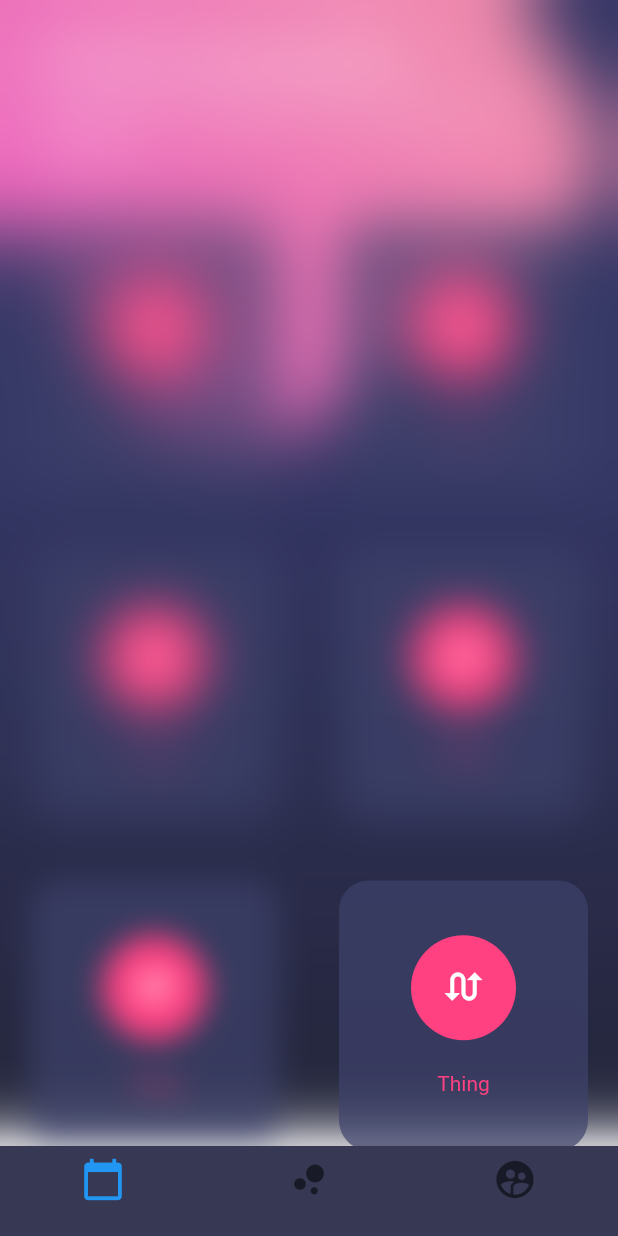
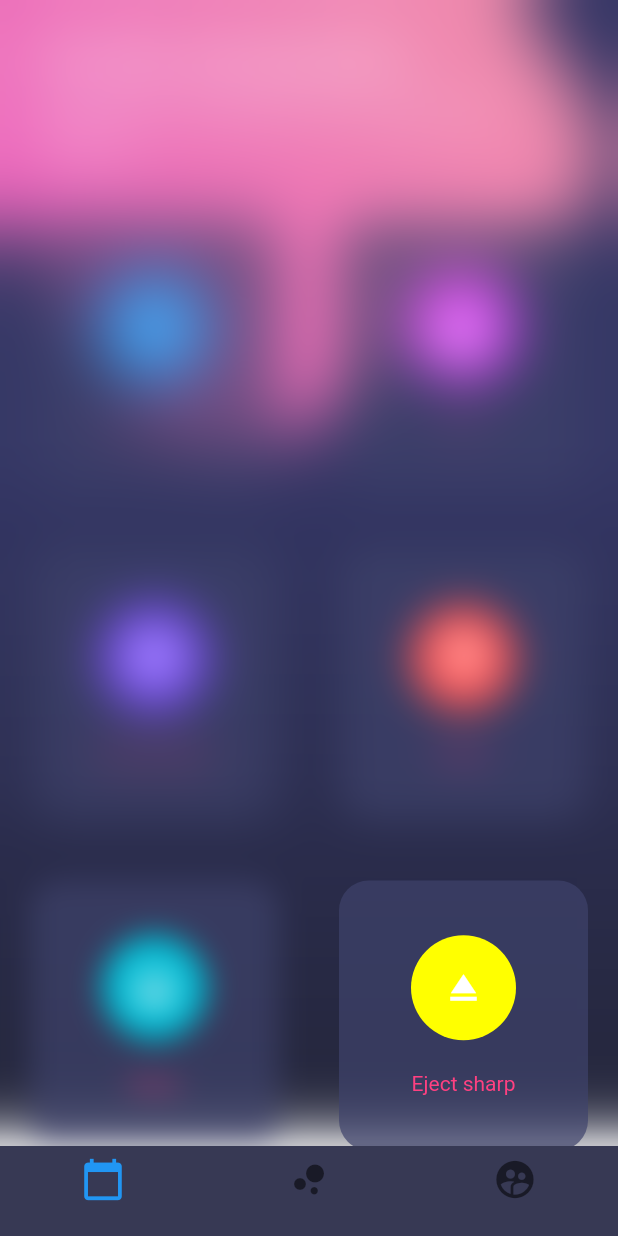
Before and after one commit to jela3105/flutter-basic-designs, a Flutter app: the screen it shows after launch, on a phone screen of 412 x 824 dp. Run offline on Flutter 3.47's test engine with Material 2 defaults, Android fonts, the phone set to English and light mode, and no system bars.

Commit message:
Apply arguments in buttons

```diff
--- a/lib/src/pages/buttons_page.dart
+++ b/lib/src/pages/buttons_page.dart
@@ -168,11 +168,11 @@ class ButtonsPage extends StatelessWidget {
           children: <Widget>[
             SizedBox(height: 5.0),
             CircleAvatar(
-              backgroundColor: Colors.pinkAccent,
+              backgroundColor: color,
               radius: 35.0,
-              child: Icon(Icons.swap_calls, color: Colors.white, size: 30.0),
+              child: Icon(icon, color: Colors.white, size: 30.0),
             ),
-            Text('Thing', style: TextStyle(color: Colors.pinkAccent)),
+            Text(text, style: TextStyle(color: Colors.pinkAccent)),
             SizedBox(height: 5.0)
           ],
         ),
```
